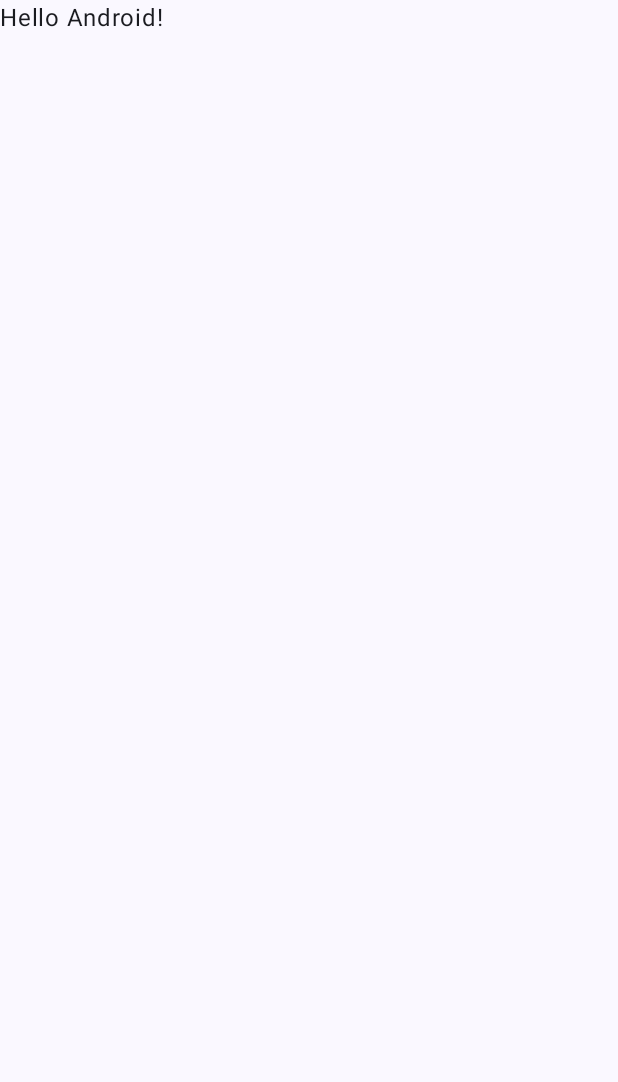
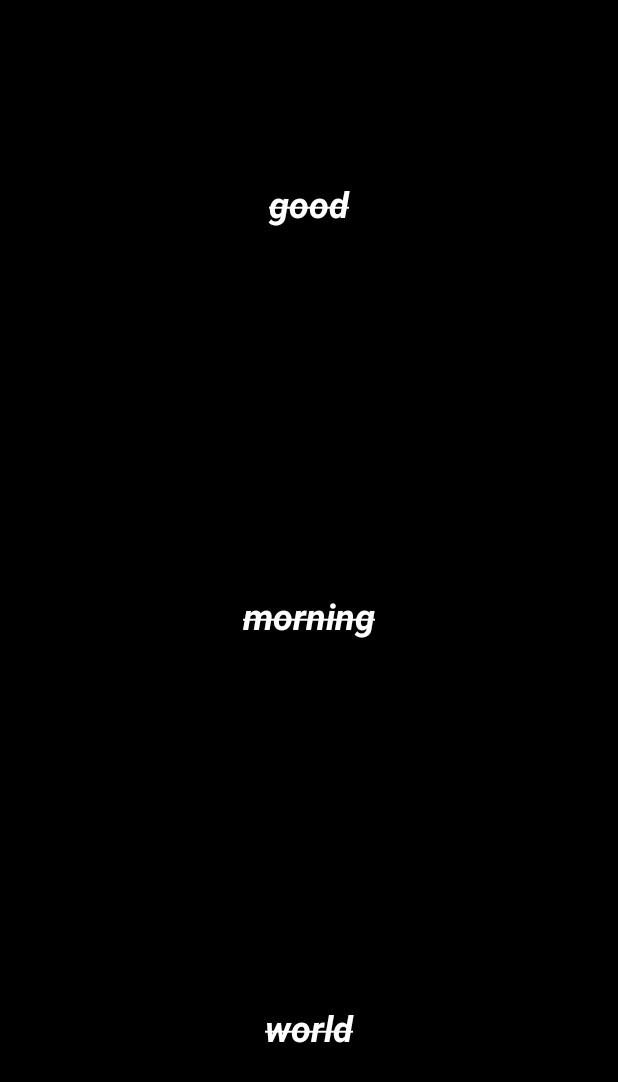
Before and after one commit to uvica/myfirstproject, an Android app built with Jetpack Compose: the screen it shows after launch (MainActivity), on a phone screen of 412 x 824 dp. Before the commit the part shown is almost empty. Shown: the top 1082 px of the screen. Run offline under Robolectric (Android 15) with nearby library versions, the phone set to English and light mode, and no system bars.

```diff
--- a/app/build.gradle.kts
+++ b/app/build.gradle.kts
@@ -50,6 +50,9 @@ dependencies {
     implementation(libs.androidx.compose.ui.graphics)
     implementation(libs.androidx.compose.ui.tooling.preview)
     implementation(libs.androidx.compose.material3)
+    implementation(libs.androidx.ui.graphics)
+    implementation(libs.androidx.compose.ui.text)
+    implementation(libs.androidx.ui)
     testImplementation(libs.junit)
     androidTestImplementation(libs.androidx.junit)
     androidTestImplementation(libs.androidx.espresso.core)
--- a/app/src/main/java/com/example/myfirstproject/MainActivity.kt
+++ b/app/src/main/java/com/example/myfirstproject/MainActivity.kt
@@ -1,47 +1,84 @@
 package com.example.myfirstproject
 
+import android.R
 import android.os.Bundle
+import androidx.compose.runtime.Composable
 import androidx.activity.ComponentActivity
 import androidx.activity.compose.setContent
 import androidx.activity.enableEdgeToEdge
+import androidx.compose.foundation.background
+import androidx.compose.foundation.gestures.snapping.SnapPosition
+import androidx.compose.foundation.layout.Arrangement
+import androidx.compose.foundation.layout.Column
+import androidx.compose.foundation.layout.Row
 import androidx.compose.foundation.layout.fillMaxSize
 import androidx.compose.foundation.layout.padding
 import androidx.compose.material3.Scaffold
 import androidx.compose.material3.Text
-import androidx.compose.runtime.Composable
+import androidx.compose.ui.Alignment
 import androidx.compose.ui.Modifier
+import androidx.compose.ui.graphics.Color
+import androidx.compose.ui.text.TextStyle
+import androidx.compose.ui.text.font.FontStyle
+import androidx.compose.ui.text.font.FontWeight
+import androidx.compose.ui.text.style.TextAlign
+import androidx.compose.ui.text.style.TextDecoration
+import androidx.compose.ui.text.style.TextDecoration.Companion.LineThrough
 import androidx.compose.ui.tooling.preview.Preview
-import com.example.myfirstproject.ui.theme.MyfirstprojectTheme
+import androidx.compose.ui.unit.dp
+import androidx.compose.ui.unit.sp
+
 
 class MainActivity : ComponentActivity() {
     override fun onCreate(savedInstanceState: Bundle?) {
         super.onCreate(savedInstanceState)
         enableEdgeToEdge()
         setContent {
-            MyfirstprojectTheme {
-                Scaffold(modifier = Modifier.fillMaxSize()) { innerPadding ->
-                    Greeting(
-                        name = "Android",
-                        modifier = Modifier.padding(innerPadding)
-                    )
-                }
-            }
+            MainBody()
+        }
+    }
+}
+@Composable
+fun MainBody(){
+
+    Scaffold { padding->
+        Column (
+            modifier = Modifier
+                .fillMaxSize().padding(padding)
+                .background(Color.Black),
+            horizontalAlignment = Alignment.CenterHorizontally,
+            verticalArrangement = Arrangement.SpaceAround
+        ) {
+            Text(text = "good", style = TextStyle(
+                fontSize = 24.sp,
+                color = Color.White,
+                textAlign = TextAlign.Center,
+                fontWeight = FontWeight.Bold,
+                fontStyle = FontStyle.Italic,
+                textDecoration = TextDecoration.LineThrough,
+            ))
+            Text(text = "morning", style = TextStyle(
+                fontSize = 24.sp,
+                color = Color.White,
+                textAlign = TextAlign.Center,
+                fontWeight = FontWeight.Bold,
+                fontStyle = FontStyle.Italic,
+                textDecoration = TextDecoration.LineThrough,
+            ))
+            Text(text = "world", style = TextStyle(
+                fontSize = 24.sp,
+                color = Color.White,
+                textAlign = TextAlign.Center,
+                fontWeight = FontWeight.Bold,
+                fontStyle = FontStyle.Italic,
+                textDecoration = TextDecoration.LineThrough,
+            ))
         }
     }
 }
 
+@Preview
 @Composable
-fun Greeting(name: String, modifier: Modifier = Modifier) {
-    Text(
-        text = "Hello $name!",
-        modifier = modifier
-    )
+fun MainPreview(){
+    MainBody()
 }
-
-@Preview(showBackground = true)
-@Composable
-fun GreetingPreview() {
-    MyfirstprojectTheme {
-        Greeting("Android")
-    }
-}
--- /dev/null
+++ b/app/src/main/res/drawable/baseline_arrow_back_ios_24.xml
@@ -0,0 +1,5 @@
+<vector xmlns:android="http://schemas.android.com/apk/res/android" android:autoMirrored="true" android:height="24dp" android:tint="#F1CDCD" android:viewportHeight="24" android:viewportWidth="24" android:width="24dp">
+
+    <path android:fillColor="@android:color/white" android:pathData="M11.67,3.87L9.9,2.1 0,12l9.9,9.9 1.77,-1.77L3.54,12z"/>
+
+</vector>
--- /dev/null
+++ b/app/src/main/res/drawable/baseline_arrow_forward_ios_24.xml
@@ -0,0 +1,4 @@
+<?xml version="1.0" encoding="utf-8"?>
+<selector xmlns:android="http://schemas.android.com/apk/res/android">
+
+</selector>
--- /dev/null
+++ b/app/src/main/res/drawable/baseline_arrows_more_down_24.xml
@@ -0,0 +1,5 @@
+<vector xmlns:android="http://schemas.android.com/apk/res/android" android:height="24dp" android:tint="#F1CDCD" android:viewportHeight="960" android:viewportWidth="960" android:width="24dp">
+
+    <path android:fillColor="@android:color/white" android:pathData="M200,840L200,400L280,400L280,760L640,760L640,840L200,840ZM400,640L400,200L480,200L480,560L840,560L840,640L400,640Z"/>
+
+</vector>
--- /dev/null
+++ b/app/src/main/res/drawable/outline_arrow_forward_ios_24.xml
@@ -0,0 +1,5 @@
+<vector xmlns:android="http://schemas.android.com/apk/res/android" android:autoMirrored="true" android:height="24dp" android:tint="#F1CDCD" android:viewportHeight="960" android:viewportWidth="960" android:width="24dp">
+
+    <path android:fillColor="@android:color/white" android:pathData="M321,880L250,809L579,480L250,151L321,80L721,480L321,880Z"/>
+
+</vector>
--- a/app/src/main/res/values/strings.xml
+++ b/app/src/main/res/values/strings.xml
@@ -1,3 +1,5 @@
 <resources>
     <string name="app_name">myfirstproject</string>
+    <string name="title_activity_profile">ProfileActivity</string>
+    <string name="title_activity_spotify">SpotifyActivity</string>
 </resources>
--- a/gradle/libs.versions.toml
+++ b/gradle/libs.versions.toml
@@ -8,6 +8,9 @@ espressoCore = "3.5.1"
 lifecycleRuntimeKtx = "2.6.1"
 activityCompose = "1.8.0"
 composeBom = "2024.09.00"
+uiGraphics = "1.9.4"
+uiText = "1.9.4"
+ui = "1.9.4"
 
 [libraries]
 androidx-core-ktx = { group = "androidx.core", name = "core-ktx", version.ref = "coreKtx" }
@@ -24,6 +27,9 @@ androidx-compose-ui-tooling-preview = { group = "androidx.compose.ui", name = "u
 androidx-compose-ui-test-manifest = { group = "androidx.compose.ui", name = "ui-test-manifest" }
 androidx-compose-ui-test-junit4 = { group = "androidx.compose.ui", name = "ui-test-junit4" }
 androidx-compose-material3 = { group = "androidx.compose.material3", name = "material3" }
+androidx-ui-graphics = { group = "androidx.compose.ui", name = "ui-graphics", version.ref = "uiGraphics" }
+androidx-compose-ui-text = { group = "androidx.compose.ui", name = "ui-text", version.ref = "uiText" }
+androidx-ui = { group = "androidx.compose.ui", name = "ui", version.ref = "ui" }
 
 [plugins]
 android-application = { id = "com.android.application", version.ref = "agp" }
```
Also changed, not shown: app/src/main/AndroidManifest.xml (+26 -0 lines), app/src/main/java/com/example/myfirstproject/ProfileActivity.kt (added, +150 -0 lines), app/src/main/java/com/example/myfirstproject/SpotifyActivity.kt (added, +197 -0 lines), app/src/main/res/drawable/boy.jpeg (added), app/src/main/res/drawable/boy2.jpeg (added), app/src/main/res/drawable/frontleft.jpeg (added), app/src/main/res/drawable/image.jpeg (added), app/src/main/res/drawable/lanadelre.jpeg (added), app/src/main/res/drawable/topsongs2022.jpeg (added), app/src/main/res/drawable/yourartistrevealed.jpeg (added).
